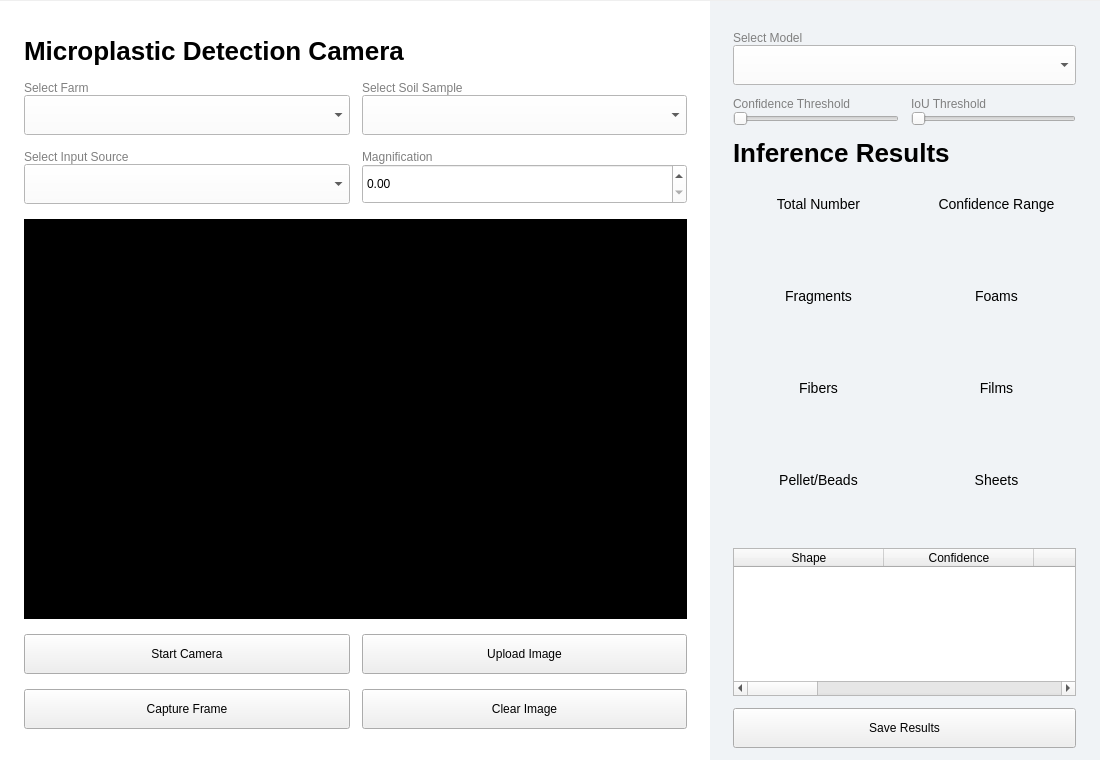
Above: mpcamera/layouts/cameraPage.ui from AkunoCode/MP-Camera before the change. Below: the same form after it.
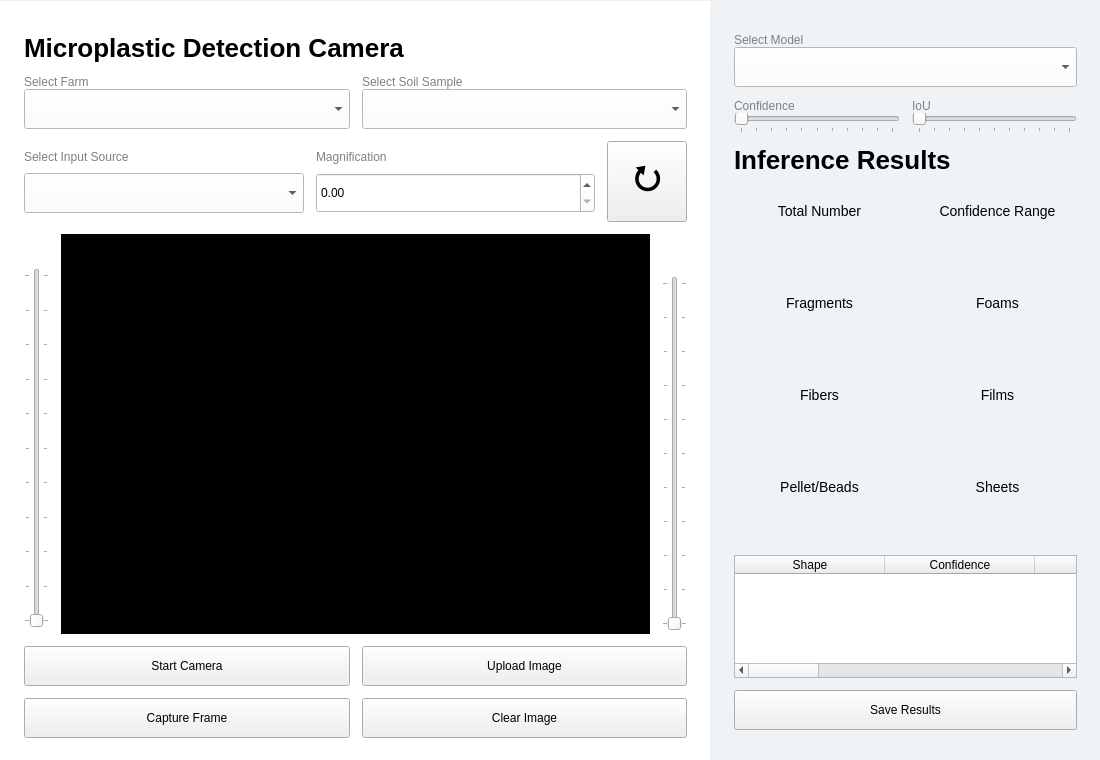
That is the form after the change. Icons and pictures are not drawn.

Commit message: feat: Add brightness and contrast sliders to CameraPage with corresponding UI elements

Diff of the .ui file:
```diff
--- a/mpcamera/layouts/cameraPage.ui
+++ b/mpcamera/layouts/cameraPage.ui
@@ -213,7 +213,7 @@
           <x>0</x>
           <y>0</y>
           <width>711</width>
-          <height>767</height>
+          <height>769</height>
          </rect>
         </property>
         <layout class="QVBoxLayout" name="verticalLayout_5">
@@ -439,31 +439,195 @@
              </item>
             </layout>
            </item>
+           <item>
+            <widget class="QPushButton" name="reloadButton">
+             <property name="sizePolicy">
+              <sizepolicy hsizetype="Fixed" vsizetype="Minimum">
+               <horstretch>0</horstretch>
+               <verstretch>0</verstretch>
+              </sizepolicy>
+             </property>
+             <property name="minimumSize">
+              <size>
+               <width>70</width>
+               <height>0</height>
+              </size>
+             </property>
+             <property name="styleSheet">
+              <string notr="true">#reloadButton{
+font-size: 32px;
+font-weight: bold;
+}</string>
+             </property>
+             <property name="text">
+              <string>⭮</string>
+             </property>
+             <property name="designClass" stdset="0">
+              <string/>
+             </property>
+            </widget>
+           </item>
           </layout>
          </item>
          <item>
-          <widget class="QGraphicsView" name="cameraView">
-           <property name="sizePolicy">
-            <sizepolicy hsizetype="Minimum" vsizetype="Fixed">
-             <horstretch>0</horstretch>
-             <verstretch>0</verstretch>
-            </sizepolicy>
+          <layout class="QHBoxLayout" name="horizontalLayout_11">
+           <property name="topMargin">
+            <number>0</number>
            </property>
-           <property name="minimumSize">
-            <size>
-             <width>655</width>
-             <height>400</height>
-            </size>
+           <property name="rightMargin">
+            <number>0</number>
            </property>
-           <property name="styleSheet">
-            <string notr="true">QWidget{
+           <item>
+            <layout class="QVBoxLayout" name="verticalLayout_9">
+             <item>
+              <widget class="QLabel" name="label_11">
+               <property name="sizePolicy">
+                <sizepolicy hsizetype="Fixed" vsizetype="Fixed">
+                 <horstretch>0</horstretch>
+                 <verstretch>0</verstretch>
+                </sizepolicy>
+               </property>
+               <property name="minimumSize">
+                <size>
+                 <width>5</width>
+                 <height>5</height>
+                </size>
+               </property>
+               <property name="text">
+                <string/>
+               </property>
+               <property name="pixmap">
+                <pixmap>../assets/contrast.png</pixmap>
+               </property>
+               <property name="scaledContents">
+                <bool>true</bool>
+               </property>
+               <property name="alignment">
+                <set>Qt::AlignCenter</set>
+               </property>
+              </widget>
+             </item>
+             <item>
+              <widget class="QSlider" name="contrastSlider">
+               <property name="sizePolicy">
+                <sizepolicy hsizetype="Fixed" vsizetype="Fixed">
+                 <horstretch>0</horstretch>
+                 <verstretch>0</verstretch>
+                </sizepolicy>
+               </property>
+               <property name="minimumSize">
+                <size>
+                 <width>0</width>
+                 <height>360</height>
+                </size>
+               </property>
+               <property name="maximum">
+                <number>100</number>
+               </property>
+               <property name="singleStep">
+                <number>5</number>
+               </property>
+               <property name="orientation">
+                <enum>Qt::Vertical</enum>
+               </property>
+               <property name="tickPosition">
+                <enum>QSlider::TicksBothSides</enum>
+               </property>
+               <property name="tickInterval">
+                <number>10</number>
+               </property>
+              </widget>
+             </item>
+            </layout>
+           </item>
+           <item>
+            <widget class="QGraphicsView" name="cameraView">
+             <property name="sizePolicy">
+              <sizepolicy hsizetype="Minimum" vsizetype="Fixed">
+               <horstretch>0</horstretch>
+               <verstretch>0</verstretch>
+              </sizepolicy>
+             </property>
+             <property name="minimumSize">
+              <size>
+               <width>580</width>
+               <height>400</height>
+              </size>
+             </property>
+             <property name="styleSheet">
+              <string notr="true">QWidget{
 background-color:black;
 }</string>
-           </property>
-           <property name="sizeAdjustPolicy">
-            <enum>QAbstractScrollArea::AdjustIgnored</enum>
-           </property>
-          </widget>
+             </property>
+             <property name="sizeAdjustPolicy">
+              <enum>QAbstractScrollArea::AdjustIgnored</enum>
+             </property>
+            </widget>
+           </item>
+           <item>
+            <layout class="QVBoxLayout" name="verticalLayout_10">
+             <property name="topMargin">
+              <number>10</number>
+             </property>
+             <item>
+              <widget class="QLabel" name="label_7">
+               <property name="sizePolicy">
+                <sizepolicy hsizetype="Fixed" vsizetype="Fixed">
+                 <horstretch>0</horstretch>
+                 <verstretch>0</verstretch>
+                </sizepolicy>
+               </property>
+               <property name="minimumSize">
+                <size>
+                 <width>5</width>
+                 <height>5</height>
+                </size>
+               </property>
+               <property name="text">
+                <string/>
+               </property>
+               <property name="pixmap">
+                <pixmap>../assets/brightness.png</pixmap>
+               </property>
+               <property name="scaledContents">
+                <bool>true</bool>
+               </property>
+               <property name="alignment">
+                <set>Qt::AlignCenter</set>
+               </property>
+              </widget>
+             </item>
+             <item>
+              <widget class="QSlider" name="brightnessSlider">
+               <property name="sizePolicy">
+                <sizepolicy hsizetype="Fixed" vsizetype="Fixed">
+                 <horstretch>0</horstretch>
+                 <verstretch>0</verstretch>
+                </sizepolicy>
+               </property>
+               <property name="minimumSize">
+                <size>
+                 <width>0</width>
+                 <height>355</height>
+                </size>
+               </property>
+               <property name="maximum">
+                <number>100</number>
+               </property>
+               <property name="orientation">
+                <enum>Qt::Vertical</enum>
+               </property>
+               <property name="tickPosition">
+                <enum>QSlider::TicksBothSides</enum>
+               </property>
+               <property name="tickInterval">
+                <number>10</number>
+               </property>
+              </widget>
+             </item>
+            </layout>
+           </item>
+          </layout>
          </item>
          <item>
           <layout class="QHBoxLayout" name="horizontalLayout_5">
@@ -561,10 +725,10 @@
        <widget class="QWidget" name="layoutWidget">
         <property name="geometry">
          <rect>
-          <x>-1</x>
-          <y>-2</y>
+          <x>0</x>
+          <y>0</y>
           <width>391</width>
-          <height>781</height>
+          <height>761</height>
          </rect>
         </property>
         <layout class="QVBoxLayout" name="verticalLayout_17">
@@ -644,7 +808,7 @@
               <number>0</number>
              </property>
              <item>
-              <widget class="QLabel" name="label_7">
+              <widget class="QLabel" name="confidence">
                <property name="sizePolicy">
                 <sizepolicy hsizetype="Fixed" vsizetype="Fixed">
                  <horstretch>0</horstretch>
@@ -657,15 +821,27 @@
 }</string>
                </property>
                <property name="text">
-                <string>Confidence Threshold</string>
+                <string>Confidence </string>
                </property>
               </widget>
              </item>
              <item>
               <widget class="QSlider" name="confidenceSlider">
+               <property name="maximum">
+                <number>100</number>
+               </property>
+               <property name="singleStep">
+                <number>5</number>
+               </property>
                <property name="orientation">
                 <enum>Qt::Horizontal</enum>
                </property>
+               <property name="tickPosition">
+                <enum>QSlider::TicksBelow</enum>
+               </property>
+               <property name="tickInterval">
+                <number>10</number>
+               </property>
               </widget>
              </item>
             </layout>
@@ -676,7 +852,7 @@
               <number>0</number>
              </property>
              <item>
-              <widget class="QLabel" name="label_11">
+              <widget class="QLabel" name="iou">
                <property name="sizePolicy">
                 <sizepolicy hsizetype="Fixed" vsizetype="Fixed">
                  <horstretch>0</horstretch>
@@ -689,15 +865,30 @@
 }</string>
                </property>
                <property name="text">
-                <string>IoU Threshold</string>
+                <string>IoU</string>
                </property>
               </widget>
              </item>
              <item>
               <widget class="QSlider" name="iouSlider">
+               <property name="maximum">
+                <number>100</number>
+               </property>
+               <property name="singleStep">
+                <number>5</number>
+               </property>
+               <property name="value">
+                <number>0</number>
+               </property>
                <property name="orientation">
                 <enum>Qt::Horizontal</enum>
                </property>
+               <property name="tickPosition">
+                <enum>QSlider::TicksBelow</enum>
+               </property>
+               <property name="tickInterval">
+                <number>10</number>
+               </property>
               </widget>
              </item>
             </layout>
```
The commit also changes 2 other files.
